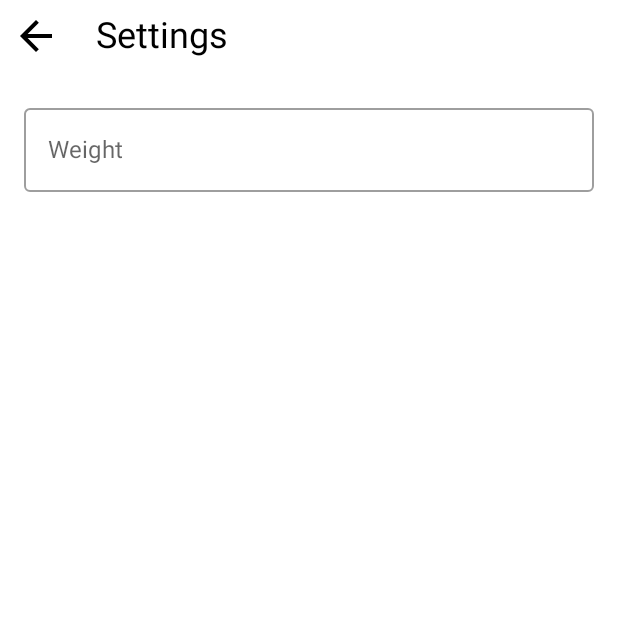
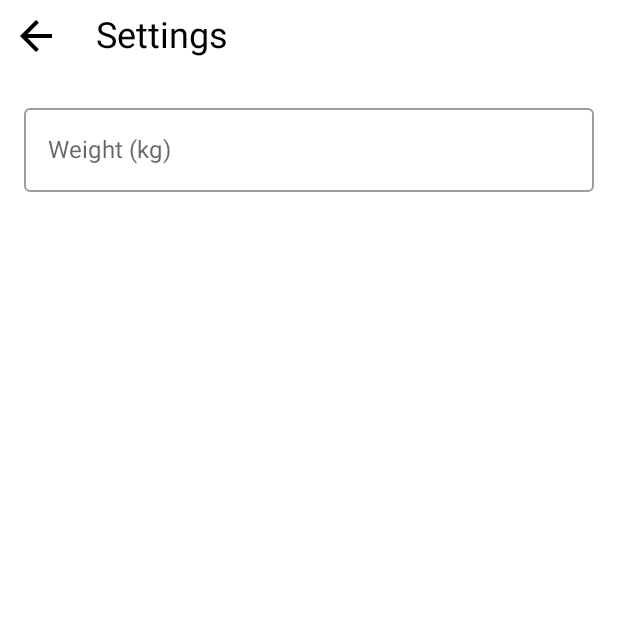
Before and after one commit to fzanutto/water-reminder, an Android app built with Jetpack Compose: the composable SettingsScreenContent called with empty values, on a phone screen of 412 x 824 dp, the top half of it. Run offline under Robolectric (Android 15) with nearby library versions, the phone set to English and light mode, and no system bars; our stand-ins replace Voyager; 1 statement that could not run was skipped.

Commit message:
feat: add kg to input label

```diff
--- a/shared/src/commonMain/kotlin/presentation/settings/SettingsScreen.kt
+++ b/shared/src/commonMain/kotlin/presentation/settings/SettingsScreen.kt
@@ -82,7 +82,7 @@ private fun MainContent(
         OutlinedTextField(
             value = weight,
             onValueChange = { onEvent(SettingsScreenEvent.OnChangeWeight(it)) },
-            label = { Text("Weight") },
+            label = { Text("Weight (kg)") },
             modifier = Modifier.fillMaxWidth()
         )
     }
```
